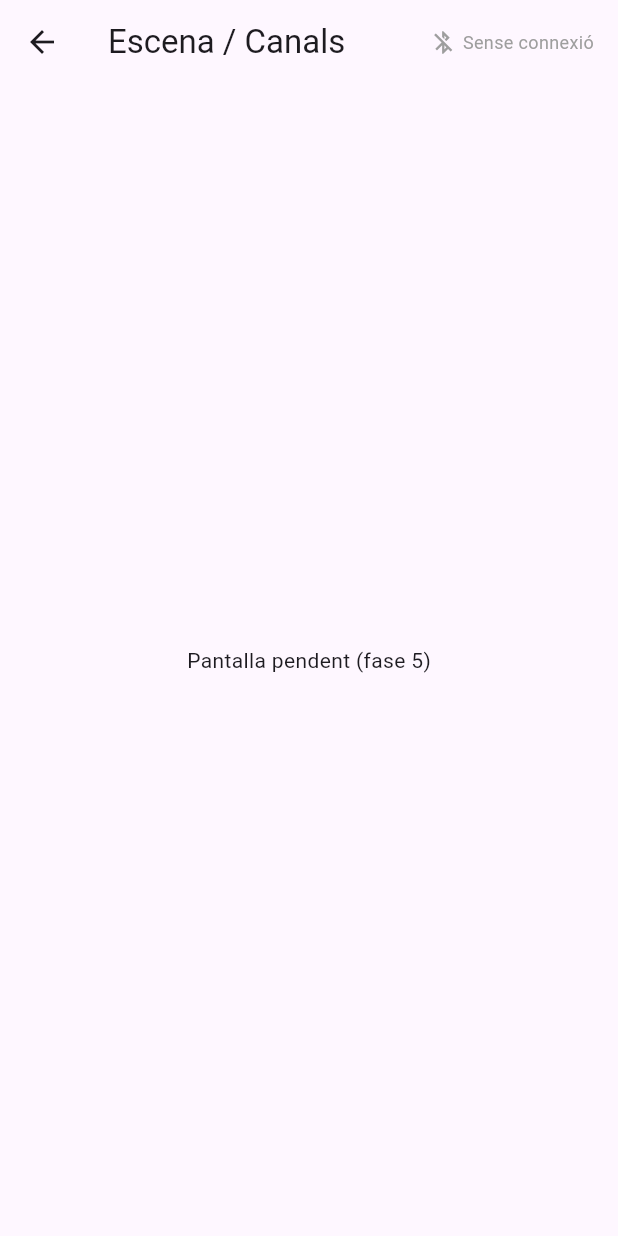
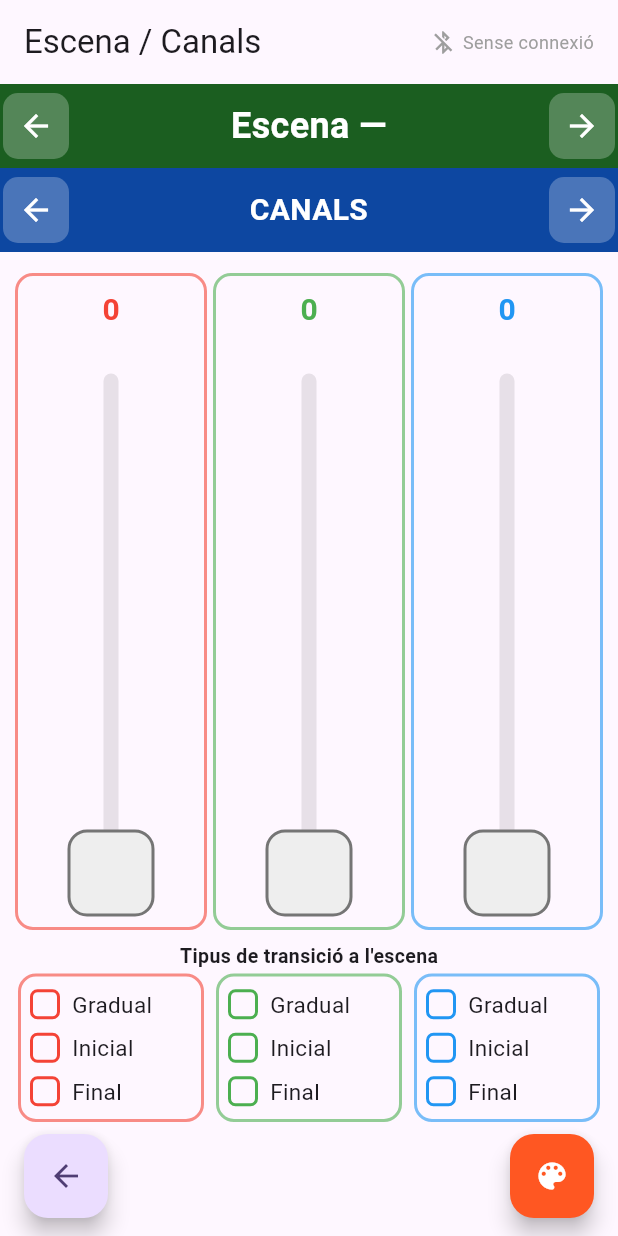
Before and after one commit to xaviermila-png/ardmx_app, a Flutter app: the SceneChannelsScreen screen opened by its route, on a phone screen of 412 x 824 dp. Run offline on Flutter 3.47's test engine with Material 3 defaults, Android fonts, the phone set to English and light mode, and no system bars; our stand-ins replace flutter_riverpod, permission_handler, shared_preferences; missing offline and left inert: flutter_blue_classic; accounts and stored records are empty.

Commit message:
Fase 5: pantalla Escena/Canals funcional
- Arreglat bug critic de protocol: indexs V d'un sol digit (V0-V9) mai
  rebien resposta de l'Arduino/VirtuinoCM sense zero-padding (V9 -> V09)
- Poll continu (400ms) d'escena/canals/valors, substituint el poll unic
  inicial que es perdia per race condicions
- Arrodonir sempre a enter els valors de canal abans d'escriure (evita que
  l'Arduino entri en bucle guardant EEPROM amb valors decimals)
- Reset dels valors locals del slider despres de cada commit, per no
  bloquejar actualitzacions remotes futures (canvi de grup de canals)
- Guarda anti-eco a AppStateNotifier: ignora durant 600ms les respostes
  d'un poll en curs que contradiguin una escriptura propia molt recent
- Disseny complet de la pantalla: fletxes quadrades amb cantons rodons,
  requadre per canal amb el seu slider/nivell, numero de canal dins del
  thumb (quadrat arrodonit, gris amb vora, numero del color del canal),
  selector de transicio compacte amb caselles quadrades, fletxa de tornar
  reubicada a baix a l'esquerra

```diff
--- a/lib/features/scene_channels/scene_channels_screen.dart
+++ b/lib/features/scene_channels/scene_channels_screen.dart
@@ -1,16 +1,121 @@
+import 'dart:async';
+
 import 'package:flutter/material.dart';
+import 'package:flutter_riverpod/flutter_riverpod.dart';
 
+import '../../core/constants/v_map.dart';
+import '../../routing/app_router.dart';
+import '../../state/providers.dart';
 import '../../widgets/app_scaffold.dart';
+import 'widgets/channel_group_navigator.dart';
+import 'widgets/channel_sliders.dart';
+import 'widgets/scene_navigator.dart';
+import 'widgets/transition_mode_selector.dart';
 
-/// Placeholder — built in phase 5 (Scene/Channels + RGB Wheel).
-class SceneChannelsScreen extends StatelessWidget {
+class SceneChannelsScreen extends ConsumerStatefulWidget {
   const SceneChannelsScreen({super.key});
 
   @override
+  ConsumerState<SceneChannelsScreen> createState() =>
+      _SceneChannelsScreenState();
+}
+
+class _SceneChannelsScreenState extends ConsumerState<SceneChannelsScreen> {
+  // 400ms keeps the round trip (7-index batch over 9600 baud SPP, ~150-250ms
+  // in practice) comfortably ahead of the next poll while noticeably
+  // shortening the visible lag after changing scene/channel group compared
+  // to the original 1s interval.
+  static const _pollInterval = Duration(milliseconds: 400);
+
+  Timer? _pollTimer;
+
+  @override
+  void initState() {
+    super.initState();
+    // Everything this screen shows (scene number, channel numbers, channel
+    // values, transition modes) must be explicitly requested — the
+    // Virtuino wire protocol never pushes V-values unsolicited. Polling
+    // repeatedly (not just once) matches CycleProgressBar's proven-working
+    // pattern: a single one-shot request can be lost to a transient race
+    // and never retried, leaving the screen stuck showing nothing.
+    _poll();
+    _pollTimer = Timer.periodic(_pollInterval, (_) => _poll());
+  }
+
+  @override
+  void dispose() {
+    _pollTimer?.cancel();
+    super.dispose();
+  }
+
+  void _poll() {
+    // Root cause of the earlier "nothing shows up" bug was NOT UART
+    // timing/batching — it was that single-digit V-indices (V0-V9) never
+    // get a reply from the Arduino/VirtuinoCM library unless zero-padded to
+    // 2 digits. That's now fixed centrally in VirtuinoProtocol's _pad(), so
+    // it's safe to batch all the indices this screen needs into one send
+    // again.
+    ref.read(protocolProvider).requestAll([
+      VIndex.activeScene,
+      VIndex.channel1Number,
+      VIndex.channel2Number,
+      VIndex.channel3Number,
+      VIndex.channel1Value,
+      VIndex.channel2Value,
+      VIndex.channel3Value,
+    ]);
+  }
+
+  @override
   Widget build(BuildContext context) {
-    return const AppScaffold(
+    return AppScaffold(
       title: 'Escena / Canals',
-      body: Center(child: Text('Pantalla pendent (fase 5)')),
+      // Navigation lives entirely in the bottom row below (back + RGB
+      // wheel) instead of the default AppBar chevron, so there's a single,
+      // consistent way to move between screens.
+      automaticallyImplyLeading: false,
+      body: Column(
+        children: [
+          const SceneNavigator(),
+          const ChannelGroupNavigator(),
+          // A bit of breathing room below the blue channels box, made
+          // possible by the transition-mode selector below being more
+          // compact now than the sliders shrinking to fit.
+          const SizedBox(height: 14),
+          const Expanded(
+            child: Padding(
+              padding: EdgeInsets.symmetric(horizontal: 8),
+              child: ChannelSliders(),
+            ),
+          ),
+          const Padding(
+            padding: EdgeInsets.symmetric(horizontal: 8, vertical: 8),
+            child: TransitionModeSelector(),
+          ),
+          Padding(
+            padding: const EdgeInsets.fromLTRB(16, 0, 16, 12),
+            child: Row(
+              mainAxisAlignment: MainAxisAlignment.spaceBetween,
+              children: [
+                FloatingActionButton(
+                  heroTag: 'sceneChannelsBack',
+                  onPressed: () => Navigator.of(context).pop(),
+                  tooltip: 'Tornar al menú principal',
+                  child: const Icon(Icons.arrow_back),
+                ),
+                FloatingActionButton(
+                  heroTag: 'sceneChannelsRgbWheel',
+                  backgroundColor: Colors.deepOrange,
+                  onPressed: () =>
+                      Navigator.of(context).pushNamed(AppRoutes.rgbWheel),
+                  tooltip: 'Configuració RGB (roda de color)',
+                  child: const Icon(Icons.color_lens, color: Colors.white),
+                ),
+              ],
+            ),
+          ),
+        ],
+      ),
     );
   }
 }
--- /dev/null
+++ b/lib/features/scene_channels/widgets/channel_group_navigator.dart
@@ -0,0 +1,47 @@
+import 'package:flutter/material.dart';
+import 'package:flutter_riverpod/flutter_riverpod.dart';
+
+import '../../../state/providers.dart';
+import 'nav_arrow_button.dart';
+
+/// "<- CANALS ->" bar. The arrows write V[7] (channel-group order,
+/// -1/0/+1) to slide the window of 3 channels; the actual channel numbers
+/// (V4-V6) are shown inside each slider's own box below, not here.
+class ChannelGroupNavigator extends ConsumerWidget {
+  const ChannelGroupNavigator({super.key});
+
+  @override
+  Widget build(BuildContext context, WidgetRef ref) {
+    return Container(
+      color: Colors.blue.shade900,
+      child: Padding(
+        padding: const EdgeInsets.symmetric(vertical: 4),
+        child: Row(
+          children: [
+            NavArrowButton(
+              icon: Icons.arrow_back,
+              onPressed: () =>
+                  ref.read(appStateProvider.notifier).advanceChannelGroup(-1),
+            ),
+            const Expanded(
+              child: Text(
+                'CANALS',
+                textAlign: TextAlign.center,
+                style: TextStyle(
+                  color: Colors.white,
+                  fontSize: 20,
+                  fontWeight: FontWeight.bold,
+                ),
+              ),
+            ),
+            NavArrowButton(
+              icon: Icons.arrow_forward,
+              onPressed: () =>
+                  ref.read(appStateProvider.notifier).advanceChannelGroup(1),
+            ),
+          ],
+        ),
+      ),
+    );
+  }
+}
--- /dev/null
+++ b/lib/features/scene_channels/widgets/channel_sliders.dart
@@ -0,0 +1,148 @@
+import 'dart:async';
+
+import 'package:flutter/material.dart';
+import 'package:flutter_riverpod/flutter_riverpod.dart';
+
+import '../../../state/providers.dart';
+import 'rounded_square_thumb_shape.dart';
+
+/// The 3 R/G/B vertical sliders (V1-V3, 0-255), inverted (max at top,
+/// matching a physical DMX fader). Same debounce pattern as
+/// [VolumeSlider]: ephemeral local value while dragging for immediate
+/// visual feedback, committed 100ms after the user pauses, and always
+/// force-committed on drag release.
+class ChannelSliders extends ConsumerStatefulWidget {
+  const ChannelSliders({super.key});
+
+  @override
+  ConsumerState<ChannelSliders> createState() => _ChannelSlidersState();
+}
+
+class _ChannelSlidersState extends ConsumerState<ChannelSliders> {
+  static const _debounceDelay = Duration(milliseconds: 100);
+
+  double? _local1;
+  double? _local2;
+  double? _local3;
+  Timer? _debounceTimer;
+
+  @override
+  void dispose() {
+    _debounceTimer?.cancel();
+    super.dispose();
+  }
+
+  void _onChanged(int slot, double value) {
+    setState(() => _setLocal(slot, value.roundToDouble()));
+    _debounceTimer?.cancel();
+    _debounceTimer = Timer(_debounceDelay, _commit);
+  }
+
+  void _onChangeEnd(int slot, double value) {
+    _debounceTimer?.cancel();
+    _setLocal(slot, value.roundToDouble());
+    _commit();
+  }
+
+  void _setLocal(int slot, double value) {
+    switch (slot) {
+      case 1:
+        _local1 = value;
+      case 2:
+        _local2 = value;
+      case 3:
+        _local3 = value;
+    }
+  }
+
+  void _commit() {
+    final state = ref.read(appStateProvider);
+    ref
+        .read(appStateProvider.notifier)
+        .setChannelColors(
+          channel1: _local1 ?? state.channel1Value ?? 0,
+          channel2: _local2 ?? state.channel2Value ?? 0,
+          channel3: _local3 ?? state.channel3Value ?? 0,
+        );
+    // Hand display back over to the remote (polled) value once we've sent
+    // ours — otherwise this slider would ignore every future update (e.g.
+    // the new values that arrive after switching channel group) forever.
+    setState(() {
+      _local1 = null;
+      _local2 = null;
+      _local3 = null;
+    });
+  }
+
+  @override
+  Widget build(BuildContext context) {
+    final remote1 =
+        ref.watch(appStateProvider.select((s) => s.channel1Value)) ?? 0;
+    final remote2 =
+        ref.watch(appStateProvider.select((s) => s.channel2Value)) ?? 0;
+    final remote3 =
+        ref.watch(appStateProvider.select((s) => s.channel3Value)) ?? 0;
+
+    final ch1 = ref.watch(appStateProvider.select((s) => s.channel1Number));
+    final ch2 = ref.watch(appStateProvider.select((s) => s.channel2Number));
+    final ch3 = ref.watch(appStateProvider.select((s) => s.channel3Number));
+
+    final v1 = (_local1 ?? remote1).clamp(0.0, 255.0);
+    final v2 = (_local2 ?? remote2).clamp(0.0, 255.0);
+    final v3 = (_local3 ?? remote3).clamp(0.0, 255.0);
+
+    return Row(
+      children: [
+        Expanded(child: _slider(1, v1, ch1, Colors.red)),
+        Expanded(child: _slider(2, v2, ch2, Colors.green)),
+        Expanded(child: _slider(3, v3, ch3, Colors.blue)),
+      ],
+    );
+  }
+
+  Widget _slider(int slot, double value, int? channelNumber, Color color) {
+    return Container(
+      margin: const EdgeInsets.symmetric(horizontal: 2),
+      padding: const EdgeInsets.symmetric(vertical: 8),
+      decoration: BoxDecoration(
+        border: Border.all(color: color.withValues(alpha: 0.6), width: 2),
+        borderRadius: BorderRadius.circular(12),
+      ),
+      child: Column(
+        children: [
+          Text(
+            value.round().toString(),
+            style: TextStyle(
+              color: color,
+              fontSize: 20,
+              fontWeight: FontWeight.bold,
+            ),
+          ),
+          Expanded(
+            child: RotatedBox(
+              quarterTurns: 3,
+              child: SliderTheme(
+                data: SliderThemeData(
+                  trackHeight: 10,
+                  thumbShape: RoundedSquareThumbShape(
+                    size: 56,
+                    cornerRadius: 12,
+                    channelNumber: channelNumber,
+                    textColor: color,
+                  ),
+                ).copyWith(activeTrackColor: color),
+                child: Slider(
+                  value: value,
+                  min: 0,
+                  max: 255,
+                  onChanged: (v) => _onChanged(slot, v),
+                  onChangeEnd: (v) => _onChangeEnd(slot, v),
+                ),
+              ),
+            ),
+          ),
+        ],
+      ),
+    );
+  }
+}
--- /dev/null
+++ b/lib/features/scene_channels/widgets/nav_arrow_button.dart
@@ -0,0 +1,29 @@
+import 'package:flutter/material.dart';
+
+/// A filled square (rounded-corner) icon button used for the "<-" / "->"
+/// navigator controls — a plain [IconButton] on a colored bar doesn't read
+/// as tappable, so this gives it a visible white-ish background.
+class NavArrowButton extends StatelessWidget {
+  const NavArrowButton({
+    super.key,
+    required this.icon,
+    required this.onPressed,
+  });
+
+  final IconData icon;
+  final VoidCallback onPressed;
+
+  @override
+  Widget build(BuildContext context) {
+    return IconButton(
+      icon: Icon(icon),
+      onPressed: onPressed,
+      style: IconButton.styleFrom(
+        backgroundColor: Colors.white.withValues(alpha: 0.25),
+        foregroundColor: Colors.white,
+        shape: RoundedRectangleBorder(borderRadius: BorderRadius.circular(10)),
+        padding: const EdgeInsets.all(10),
+      ),
+    );
+  }
+}
--- /dev/null
+++ b/lib/features/scene_channels/widgets/rounded_square_thumb_shape.dart
@@ -0,0 +1,80 @@
+import 'dart:math' as math;
+
+import 'package:flutter/material.dart';
+
+/// A rounded-square [Slider] thumb (gray outline, very light gray fill)
+/// instead of Material's default filled circle — the fader's colored track
+/// already conveys the channel, so the thumb stays neutral. Optionally
+/// shows the DMX channel number centered inside it.
+class RoundedSquareThumbShape extends SliderComponentShape {
+  const RoundedSquareThumbShape({
+    this.size = 48,
+    this.cornerRadius = 10,
+    this.channelNumber,
+    this.textColor = Colors.black,
+  });
+
+  final double size;
+  final double cornerRadius;
+  final int? channelNumber;
+  final Color textColor;
+
+  @override
+  Size getPreferredSize(bool isEnabled, bool isDiscrete) =>
+      Size(size, size);
+
+  @override
+  void paint(
+    PaintingContext context,
+    Offset center, {
+    required Animation<double> activationAnimation,
+    required Animation<double> enableAnimation,
+    required bool isDiscrete,
+    required TextPainter labelPainter,
+    required RenderBox parentBox,
+    required SliderThemeData sliderTheme,
+    required TextDirection textDirection,
+    required double value,
+    required double textScaleFactor,
+    required Size sizeWithOverflow,
+  }) {
+    final canvas = context.canvas;
+    final rrect = RRect.fromRectAndRadius(
+      Rect.fromCenter(center: center, width: size, height: size),
+      Radius.circular(cornerRadius),
+    );
+    canvas.drawRRect(rrect, Paint()..color = const Color(0xFFEEEEEE));
+    canvas.drawRRect(
+      rrect,
+      Paint()
+        ..color = Colors.grey.shade600
+        ..style = PaintingStyle.stroke
+        ..strokeWidth = 2,
+    );
+
+    if (channelNumber == null) return;
+    // This thumb is painted inside the Slider's own RotatedBox(quarterTurns:
+    // 3) ancestor, so without a counter-rotation the number would render
+    // sideways — rotate the opposite way here so it reads upright.
+    final textPainter = TextPainter(
+      text: TextSpan(
+        text: '$channelNumber',
+        style: TextStyle(
+          color: textColor,
+          fontSize: 19,
+          fontWeight: FontWeight.bold,
+        ),
+      ),
+      textDirection: textDirection,
+    )..layout();
+    canvas.save();
+    canvas.translate(center.dx, center.dy);
+    canvas.rotate(math.pi / 2);
+    canvas.translate(-center.dx, -center.dy);
+    textPainter.paint(
+      canvas,
+      center - Offset(textPainter.width / 2, textPainter.height / 2),
+    );
+    canvas.restore();
+  }
+}
--- /dev/null
+++ b/lib/features/scene_channels/widgets/scene_navigator.dart
@@ -0,0 +1,49 @@
+import 'package:flutter/material.dart';
+import 'package:flutter_riverpod/flutter_riverpod.dart';
+
+import '../../../state/providers.dart';
+import 'nav_arrow_button.dart';
+
+/// "<- Escena N ->" bar. The arrows write V[35] (scene-change order,
+/// -1/0/+1); V[9] (active scene) is what the Arduino reports back and is
+/// what's actually displayed.
+class SceneNavigator extends ConsumerWidget {
+  const SceneNavigator({super.key});
+
+  @override
+  Widget build(BuildContext context, WidgetRef ref) {
+    final activeScene = ref.watch(
+      appStateProvider.select((s) => s.activeScene),
+    );
+
+    return Container(
+      color: Colors.green.shade900,
+      padding: const EdgeInsets.symmetric(vertical: 4),
+      child: Row(
+        children: [
+          NavArrowButton(
+            icon: Icons.arrow_back,
+            onPressed: () =>
+                ref.read(appStateProvider.notifier).changeScene(-1),
+          ),
+          Expanded(
+            child: Text(
+              'Escena ${activeScene ?? '—'}',
+              textAlign: TextAlign.center,
+              style: const TextStyle(
+                color: Colors.white,
+                fontSize: 24,
+                fontWeight: FontWeight.bold,
+              ),
+            ),
+          ),
+          NavArrowButton(
+            icon: Icons.arrow_forward,
+            onPressed: () =>
+                ref.read(appStateProvider.notifier).changeScene(1),
+          ),
+        ],
+      ),
+    );
+  }
+}
--- /dev/null
+++ b/lib/features/scene_channels/widgets/transition_mode_selector.dart
@@ -0,0 +1,176 @@
+import 'package:flutter/material.dart';
+import 'package:flutter_riverpod/flutter_riverpod.dart';
+
+import '../../../core/constants/v_map.dart';
+import '../../../state/providers.dart';
+
+/// "Tipus de transició a l'escena" — 3 columns (one per R/G/B channel) of
+/// Gradual/Inicial/Final radio options, writing V31-V33 as a single
+/// batched write via [AppStateNotifier.setTransitionModes].
+class TransitionModeSelector extends ConsumerWidget {
+  const TransitionModeSelector({super.key});
+
+  static TransitionMode? _fromValue(int? value) {
+    if (value == null) return null;
+    for (final mode in TransitionMode.values) {
+      if (mode.vValue == value) return mode;
+    }
+    return null;
+  }
+
+  static String _label(TransitionMode mode) {
+    switch (mode) {
+      case TransitionMode.gradual:
+        return 'Gradual';
+      case TransitionMode.initial:
+        return 'Inicial';
+      case TransitionMode.finalMode:
+        return 'Final';
+    }
+  }
+
+  @override
+  Widget build(BuildContext context, WidgetRef ref) {
+    final mode1 = _fromValue(
+      ref.watch(appStateProvider.select((s) => s.transitionModeChannel1)),
+    );
+    final mode2 = _fromValue(
+      ref.watch(appStateProvider.select((s) => s.transitionModeChannel2)),
+    );
+    final mode3 = _fromValue(
+      ref.watch(appStateProvider.select((s) => s.transitionModeChannel3)),
+    );
+
+    void update(int channel, TransitionMode mode) {
+      final s = ref.read(appStateProvider);
+      final c1 = _fromValue(s.transitionModeChannel1) ?? TransitionMode.gradual;
+      final c2 = _fromValue(s.transitionModeChannel2) ?? TransitionMode.gradual;
+      final c3 = _fromValue(s.transitionModeChannel3) ?? TransitionMode.gradual;
+      ref
+          .read(appStateProvider.notifier)
+          .setTransitionModes(
+            channel1: channel == 1 ? mode : c1,
+            channel2: channel == 2 ? mode : c2,
+            channel3: channel == 3 ? mode : c3,
+          );
+    }
+
+    return Column(
+      mainAxisSize: MainAxisSize.min,
+      children: [
+        const Text(
+          "Tipus de transició a l'escena",
+          style: TextStyle(fontWeight: FontWeight.bold, fontSize: 13),
+        ),
+        const SizedBox(height: 2),
+        Row(
+          children: [
+            Expanded(
+              child: _ModeColumn(
+                current: mode1,
+                color: Colors.red,
+                onChanged: (m) => update(1, m),
+              ),
+            ),
+            Expanded(
+              child: _ModeColumn(
+                current: mode2,
+                color: Colors.green,
+                onChanged: (m) => update(2, m),
+              ),
+            ),
+            Expanded(
+              child: _ModeColumn(
+                current: mode3,
+                color: Colors.blue,
+                onChanged: (m) => update(3, m),
+              ),
+            ),
+          ],
+        ),
+      ],
+    );
+  }
+}
+
+/// One channel's Gradual/Inicial/Final picker — a compact, boxed control
+/// (same bordered look as each channel's slider) with a rounded-square
+/// checkmark indicator instead of Material's default round radio dot, so
+/// the whole selector reads as one unit tied to its slider above.
+class _ModeColumn extends StatelessWidget {
+  const _ModeColumn({
+    required this.current,
+    required this.color,
+    required this.onChanged,
+  });
+
+  final TransitionMode? current;
+  final Color color;
+  final ValueChanged<TransitionMode> onChanged;
+
+  @override
+  Widget build(BuildContext context) {
+    return Container(
+      margin: const EdgeInsets.symmetric(horizontal: 4),
+      padding: const EdgeInsets.symmetric(vertical: 4, horizontal: 6),
+      decoration: BoxDecoration(
+        border: Border.all(color: color.withValues(alpha: 0.6), width: 2),
+        borderRadius: BorderRadius.circular(12),
+      ),
+      child: Column(
+        mainAxisSize: MainAxisSize.min,
+        crossAxisAlignment: CrossAxisAlignment.start,
+        children: [
+          for (final mode in TransitionMode.values)
+            _ModeOption(
+              label: TransitionModeSelector._label(mode),
+              color: color,
+              selected: current == mode,
+              onTap: () => onChanged(mode),
+            ),
+        ],
+      ),
+    );
+  }
+}
+
+class _ModeOption extends StatelessWidget {
+  const _ModeOption({
+    required this.label,
+    required this.color,
+    required this.selected,
+    required this.onTap,
+  });
+
+  final String label;
+  final Color color;
+  final bool selected;
+  final VoidCallback onTap;
+
+  @override
+  Widget build(BuildContext context) {
+    return InkWell(
+      onTap: onTap,
+      borderRadius: BorderRadius.circular(4),
+      child: Padding(
+        padding: const EdgeInsets.symmetric(vertical: 4),
+        child: Row(
+          mainAxisSize: MainAxisSize.min,
+          children: [
+            Container(
+              width: 20,
+              height: 20,
+              decoration: BoxDecoration(
+                borderRadius: BorderRadius.circular(5),
+                border: Border.all(color: color, width: 2),
+                color: selected ? color : Colors.transparent,
+              ),
+            ),
+            const SizedBox(width: 8),
+            Text(label, style: const TextStyle(fontSize: 15)),
+          ],
+        ),
+      ),
+    );
+  }
+}
--- a/lib/state/app_state_notifier.dart
+++ b/lib/state/app_state_notifier.dart
@@ -17,6 +17,20 @@ import 'providers.dart';
 /// echo is a harmless overwrite with the same value.
 class AppStateNotifier extends Notifier<AppState> {
   StreamSubscription<VirtuinoUpdate>? _subscription;
+
+  // The wire protocol has no request/response correlation (see class doc on
+  // VirtuinoProtocol) — every incoming frame is applied as a broadcast
+  // update regardless of which request (if any) it answers. That means a
+  // poll request sent just *before* a local write can have its reply arrive
+  // just *after* it, carrying the pre-write value and visibly clobbering
+  // our fresh optimistic one for a frame (confirmed on hardware: dragging a
+  // channel slider would flash back to the old value for a few hundred ms
+  // before the next poll cycle corrected it). Track our own recent writes
+  // and ignore a contradicting echo for a short window, long enough to
+  // absorb one stale in-flight poll reply without blocking real updates
+  // (e.g. a scene's own live color animation) for long.
+  static const _echoGuard = Duration(milliseconds: 600);
+  final Map<int, ({double value, DateTime at})> _recentWrites = {};
 
   @override
   AppState build() {
@@ -47,6 +61,12 @@ class AppStateNotifier extends Notifier<AppState> {
     switch (update) {
       case VirtuinoVUpdate(:final index, :final value):
         if (index >= 0 && index < state.v.length) {
+          final recent = _recentWrites[index];
+          if (recent != null &&
+              value != recent.value &&
+              DateTime.now().difference(recent.at) < _echoGuard) {
+            break;
+          }
           state = state.copyWithV(index, value);
         }
       case VirtuinoTUpdate(:final index, :final text):
@@ -56,13 +76,16 @@ class AppStateNotifier extends Notifier<AppState> {
 
   void _writeAndApply(int index, double value) {
     ref.read(protocolProvider).writeV(index, value);
+    _recentWrites[index] = (value: value, at: DateTime.now());
     state = state.copyWithV(index, value);
   }
 
   void _writeBatchAndApply(Map<int, double> values) {
     ref.read(protocolProvider).writeBatch(values);
+    final now = DateTime.now();
     var next = state;
     for (final entry in values.entries) {
+      _recentWrites[entry.key] = (value: entry.value, at: now);
       next = next.copyWithV(entry.key, entry.value);
     }
     state = next;
```
Also changed, not shown: lib/core/protocol/virtuino_protocol.dart (+22 -5 lines), 1 other file.
